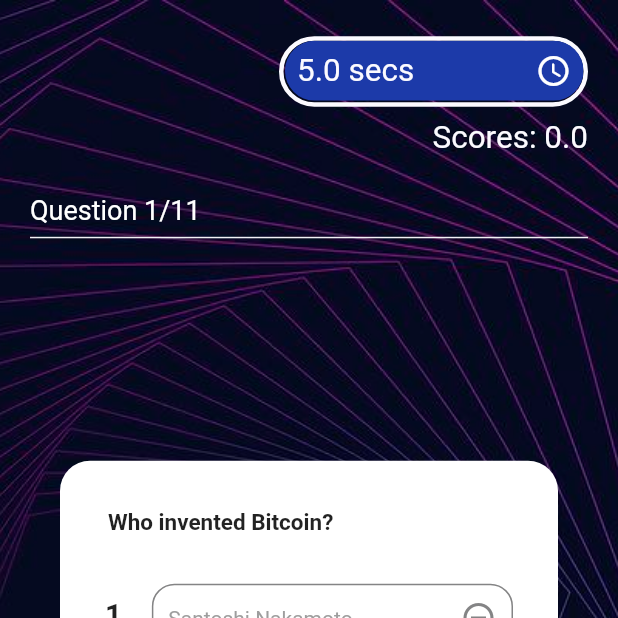
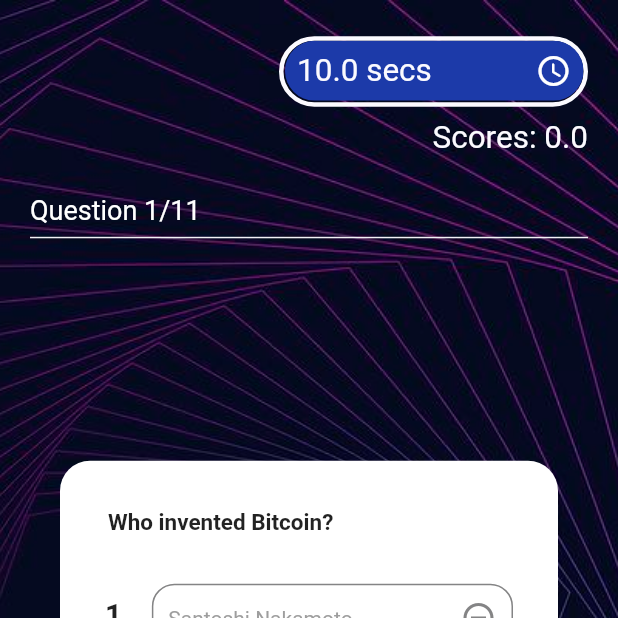
Before and after one commit to Captured-Heart/kochure_quiz_app, a Flutter app: the QuizScreenDesktop screen opened by its route, on a phone screen of 412 x 824 dp, the top half of it. Run offline on Flutter 3.47's test engine with Material 2 defaults, Android fonts, the phone set to English and light mode, and no system bars; drawn by our look-alikes of timer_count_down; our stand-ins replace animated_text_kit, cloud_firestore, confetti, device_preview, firebase_auth, firebase_core and 4 more; accounts and stored records are empty.

Commit message:
increased the timer to 10 sec

```diff
--- a/lib/AuthScreen/views/auth_screen_desktop.dart
+++ b/lib/AuthScreen/views/auth_screen_desktop.dart
@@ -5,7 +5,7 @@
 import '../../../app.dart';
 
 class AuthScreenDesktop extends ConsumerStatefulWidget {
-  static const String routeName = 'login_screen';
+  static const String routeName = 'login';
 
   const AuthScreenDesktop({Key? key}) : super(key: key);
 
--- a/lib/QuizScreen/views/quiz_screen_desktop.dart
+++ b/lib/QuizScreen/views/quiz_screen_desktop.dart
@@ -1,4 +1,5 @@
 import 'package:cloud_firestore/cloud_firestore.dart';
+import 'package:kochure_quiz_app/ScoreBoard/leaderboard_screen.dart';
 import 'package:kochure_quiz_app/utils/top_snack_bar.dart';
 import 'package:timer_count_down/timer_count_down.dart';
 
@@ -45,7 +46,7 @@
           child: Container(
             padding: const EdgeInsets.all(20),
             child: Countdown(
-                seconds: 5,
+                seconds: 10,
                 controller: countController,
                 onFinished: () async {
                   Map quizMap = QuizModel(
@@ -65,16 +66,26 @@
                 },
                 build: (context, time1) {
                   double scoreFromCounter() {
-                    if (time1 == 5) {
+                    if (time1 == 10) {
                       return 100;
+                    } else if (time1 == 9) {
+                      return 90;
+                    } else if (time1 == 8) {
+                      return 80;
+                    } else if (time1 == 7) {
+                      return 70;
+                    } else if (time1 == 6) {
+                      return 60;
+                    } else if (time1 == 5) {
+                      return 50;
                     } else if (time1 == 4) {
-                      return 80;
+                      return 40;
                     } else if (time1 == 3) {
-                      return 55;
+                      return 30;
                     } else if (time1 == 2) {
-                      return 25;
+                      return 20;
                     } else if (time1 == 1) {
-                      return 7;
+                      return 10;
                     } else {
                       return 0;
                     }
--- a/lib/QuizScreen/widgets/linear_counter.dart
+++ b/lib/QuizScreen/widgets/linear_counter.dart
@@ -19,11 +19,11 @@
             borderRadius: BorderRadius.circular(30),
             child: LinearProgressIndicator(
               minHeight: 40,
-              value: time1 / 5,
+              value: time1 / 10,
               // snapshot.data! / 10,
               valueColor: AlwaysStoppedAnimation<Color>(
-                time1 < 3
-                    ? time1 < 2
+                time1 < 7
+                    ? time1 < 4
                         ? BrandColors.colorPink
                         : BrandColors.colorOrange
                     : BrandColors.colorPrimaryDark,
--- a/lib/app.dart
+++ b/lib/app.dart
@@ -46,3 +46,7 @@
 //? [UTILS/WIDGETS]
 export './utils/widgets/confetti_widget.dart';
 export './utils/widgets/confetti_star.dart';
+
+
+//? [LEADERBOARD SCREEN]
+export './ScoreBoard/services/fetch_leaderboard.dart';
--- a/lib/main.dart
+++ b/lib/main.dart
@@ -1,4 +1,5 @@
 import 'package:firebase_core/firebase_core.dart';
+import 'package:kochure_quiz_app/ScoreBoard/leaderboard_screen.dart';
 import 'package:kochure_quiz_app/firebase_options.dart';
 import 'package:kochure_quiz_app/utils/shared_prefs.dart';
 
@@ -48,6 +49,8 @@
 
               case QuizScreenDesktop.routeName:
                 return const QuizScreenDesktop();
+              case LeaderScoreBoardScreen.routeName:
+                return const LeaderScoreBoardScreen();
               default:
                 return const OnboardScreenDesktop();
             }
```
Also changed, not shown: lib/OnBoarding/views/onboarding_desktop.dart (+4 -4 lines), lib/ScoreBoard/leaderboard_screen.dart (+53 -28 lines), lib/ScoreBoard/services/fetch_leaderboard.dart (added, +23 -0 lines), lib/utils/widgets/ratings_body.dart (+23 -4 lines), firebase.json (added), 2 other files.
